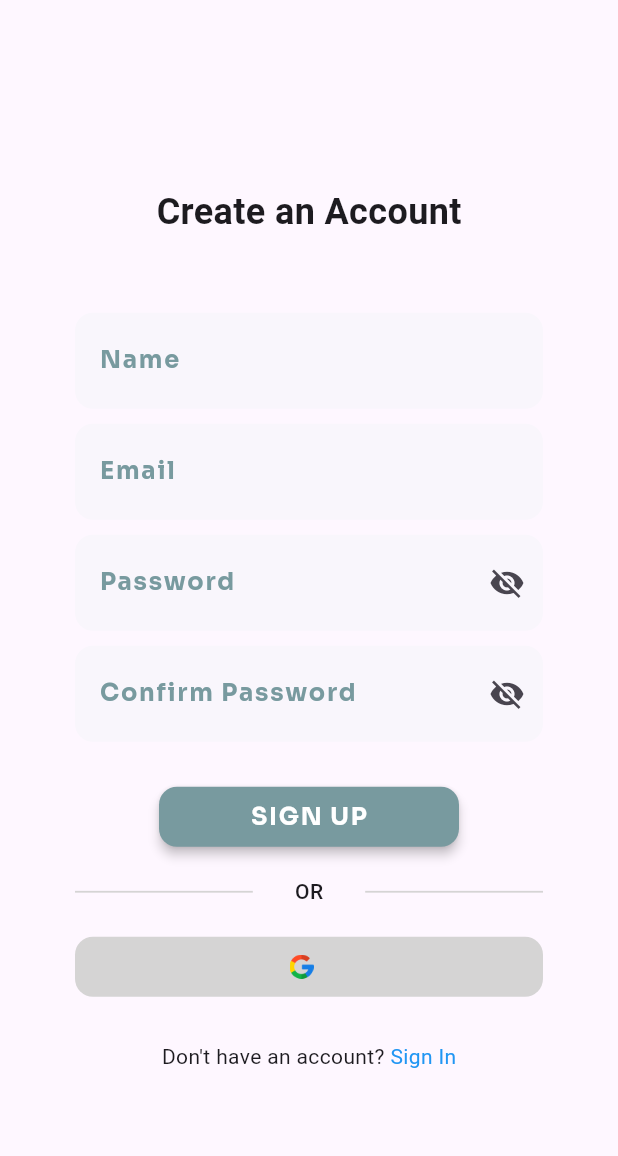
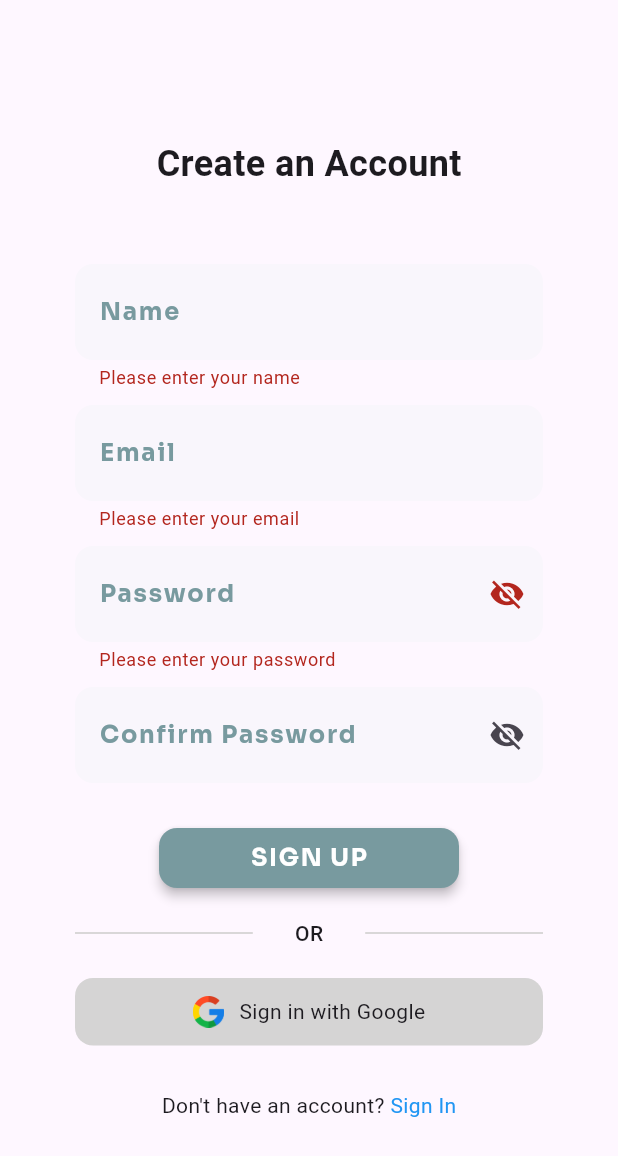
Before and after one commit to VarunDevFD/Wedding_rental_app_user, a Flutter app: the SignUpScreen screen opened by its route, after a tap on "SIGN UP", on a phone screen of 412 x 824 dp. Shown: the top 1156 px of the screen. Run offline on Flutter 3.47's test engine with Material 3 defaults, Android fonts, the phone set to English and light mode, and no system bars; our stand-ins replace bloc, equatable, firebase_auth, firebase_core, flutter_bloc, go_router and 3 more; missing offline and left inert: colorful_safe_area; accounts and stored records are empty; statements that could not run were skipped.

Commit message:
Sign-in-up, forgot-password

```diff
--- a/lib/core/route/app_router.dart
+++ b/lib/core/route/app_router.dart
@@ -1,4 +1,7 @@
+import 'package:flutter_bloc/flutter_bloc.dart';
 import 'package:go_router/go_router.dart';
+import 'package:vr_wedding_rental/features/auth/presentation/bloc/auth_bloc/auth_bloc_bloc.dart';
+import 'package:vr_wedding_rental/features/auth/presentation/pages/forgot_screen.dart';
 import 'package:vr_wedding_rental/features/auth/presentation/pages/sign_in_screen.dart';
 import 'package:vr_wedding_rental/features/auth/presentation/pages/sign_up_screen.dart';
 import 'package:vr_wedding_rental/features/home/presentation/page/home_screen.dart';
@@ -23,16 +26,28 @@ class AppRouter {
       ),
       GoRoute(
         path: '/sign-in',
-        builder: (context, state) => SignInScreen(),
+        builder: (context, state) {
+          final authSignInBloc =
+              context.read<AuthBloc>(); // Retrieve AuthBloc from context
+          return SignInScreen(
+              authBloc: authSignInBloc); // Pass the AuthBloc instance
+        },
       ),
       GoRoute(
-        path: '/sign-up',
-        builder: (context, state) => SignUpScreen(),
-      ),
+          path: '/sign-up',
+          builder: (context, state) {
+            final authSignUpBloc =
+                context.read<AuthBloc>(); // Retrieve AuthBloc from context
+            return SignUpScreen(authBloc: authSignUpBloc);
+          }),
       GoRoute(
         path: '/home',
         builder: (context, state) => const HomeScreen(),
       ),
+      GoRoute(
+        path: '/forgotPassword',
+        builder: (context, state) => const ForgotPasswordScreen(),
+      ),
     ],
   );
 }
--- a/lib/core/utils/theme/app_text_styles.dart
+++ b/lib/core/utils/theme/app_text_styles.dart
@@ -1,5 +1,4 @@
 import 'package:flutter/material.dart';
-import 'package:flutter_screenutil/flutter_screenutil.dart';
 import 'package:google_fonts/google_fonts.dart';
 import 'app_colors.dart'; // Import your app colors
 
--- a/lib/core/utils/widgets/custom_button.dart
+++ b/lib/core/utils/widgets/custom_button.dart
@@ -1,5 +1,4 @@
 import 'package:flutter/material.dart';
-import 'package:flutter_screenutil/flutter_screenutil.dart';
 import 'package:vr_wedding_rental/core/utils/theme/app_colors.dart';
 import 'package:vr_wedding_rental/core/utils/theme/app_text_styles.dart';
 
--- a/lib/features/auth/data/repositories/data_auth_repo.dart
+++ b/lib/features/auth/data/repositories/data_auth_repo.dart
@@ -6,7 +6,9 @@ import '../../domain/entities/user_entity.dart';
 class AuthRepositoryImpl implements AuthRepository {
   final AuthRemoteDataSource remoteDataSource;
 
-  AuthRepositoryImpl({required this.remoteDataSource});
+  AuthRepositoryImpl({
+    required this.remoteDataSource,
+  });
 
   @override
   Future<AuthUser?> signInWithEmailPassword(
@@ -14,7 +16,7 @@ class AuthRepositoryImpl implements AuthRepository {
     final user =
         await remoteDataSource.signInWithEmailPassword(email, password);
     if (user != null) {
-      return AuthUser(id: user.uid, email: user.email!);
+      return AuthUser(id: user.id, email: user.email);
     }
     return null;
   }
@@ -25,7 +27,7 @@ class AuthRepositoryImpl implements AuthRepository {
     final user =
         await remoteDataSource.signUpWithEmailPassword(email, password);
     if (user != null) {
-      return AuthUser(id: user.uid, email: user.email!);
+      return AuthUser(id: user.id, email: user.email);
     }
     return null;
   }
@@ -35,12 +37,14 @@ class AuthRepositoryImpl implements AuthRepository {
     final user = await remoteDataSource.signInWithGoogle();
     if (user != null) {
       return AuthUser(
-          id: user.uid, email: user.email!, displayName: user.displayName);
+        id: user.id,
+        email: user.email,
+        displayName: user.displayName,
+      );
     }
     return null;
   }
 
-  @override
   Future<void> signOut() async {
     await remoteDataSource.signOut();
   }
--- /dev/null
+++ b/lib/features/auth/domain/usecases/sign_in_with_google.dart
@@ -0,0 +1,12 @@
+import 'package:vr_wedding_rental/features/auth/domain/entities/user_entity.dart';
+import 'package:vr_wedding_rental/features/auth/domain/repositories/auth_repo.dart';
+
+class SignInWithGoogle {
+  final AuthRepository repository;
+
+  SignInWithGoogle(this.repository);
+
+  Future<AuthUser?> call() {
+    return repository.signInWithGoogle(); // Call the sign-in method from the repository
+  }
+}
--- a/lib/features/auth/presentation/bloc/auth_bloc/auth_bloc_event.dart
+++ b/lib/features/auth/presentation/bloc/auth_bloc/auth_bloc_event.dart
@@ -1,10 +1,12 @@
+import 'package:vr_wedding_rental/features/auth/domain/entities/user_entity.dart';
+
 abstract class AuthEvent {}
 
 class SignInEvent extends AuthEvent {
   final String email;
   final String password;
 
-  SignInEvent(this.email, this.password);
+  SignInEvent({required this.email, required this.password});
 }
 
 class SignUpEvent extends AuthEvent {
@@ -17,3 +19,11 @@ class SignUpEvent extends AuthEvent {
 class GoogleSignInEvent extends AuthEvent {}
 
 class SignOutEvent extends AuthEvent {}
+
+class AuthEventState {
+  final AuthUser? user;
+  final bool isLoading;
+  final String? errorMessage;
+
+  AuthEventState({this.user, this.isLoading = false, this.errorMessage});
+}
--- a/lib/features/auth/presentation/bloc/auth_bloc/auth_bloc_state.dart
+++ b/lib/features/auth/presentation/bloc/auth_bloc/auth_bloc_state.dart
@@ -1,21 +1,21 @@
 import 'package:vr_wedding_rental/features/auth/domain/entities/user_entity.dart';
 
-abstract class AuthState {}
+abstract class AuthBlocState {}
 
-class AuthInitial extends AuthState {}
+class AuthInitial extends AuthBlocState {}
 
-class AuthLoading extends AuthState {}
+class AuthLoading extends AuthBlocState {}
 
-class Authenticated extends AuthState {
+class Authenticated extends AuthBlocState {
   final AuthUser user;
 
   Authenticated(this.user);
 }
 
-class AuthError extends AuthState {
+class AuthError extends AuthBlocState {
   final String message;
 
   AuthError(this.message);
 }
 
-class Unauthenticated extends AuthState {}
+class Unauthenticated extends AuthBlocState {}
--- a/lib/features/auth/presentation/pages/sign_up_screen.dart
+++ b/lib/features/auth/presentation/pages/sign_up_screen.dart
@@ -5,6 +5,9 @@ import 'package:vr_wedding_rental/core/utils/theme/app_colors.dart';
 import 'package:vr_wedding_rental/core/utils/theme/app_text_styles.dart';
 import 'package:vr_wedding_rental/core/utils/widgets/custom_button.dart';
 import 'package:vr_wedding_rental/core/utils/widgets/custom_divider_widget.dart';
+import 'package:vr_wedding_rental/features/auth/presentation/bloc/auth_bloc/auth_bloc_bloc.dart';
+import 'package:vr_wedding_rental/features/auth/presentation/bloc/auth_bloc/auth_bloc_event.dart';
+import 'package:vr_wedding_rental/features/auth/presentation/bloc/auth_bloc/auth_bloc_state.dart';
 import 'package:vr_wedding_rental/features/auth/presentation/bloc/toggle_bloc/toggle_bloc_bloc.dart';
 import 'package:vr_wedding_rental/features/auth/presentation/bloc/toggle_bloc/toggle_bloc_event.dart';
 import 'package:vr_wedding_rental/features/auth/presentation/bloc/toggle_bloc/toggle_bloc_state.dart';
@@ -24,12 +27,14 @@ class SignUpScreen extends StatelessWidget {
   final FocusNode newPasswordFocusNode = FocusNode();
   final FocusNode confirmPasswordFocusNode = FocusNode();
 
-  SignUpScreen({super.key});
+  final AuthBloc authBloc; // Accept AuthBloc through constructor
+
+  SignUpScreen({super.key, required this.authBloc});
 
   // Global key for the form
   final GlobalKey<FormState> formKey = GlobalKey<FormState>();
 
-  // Function to handle form submission
+  // Function to handle form submission with validation
   void submitCredentials(BuildContext context) {
     if (formKey.currentState?.validate() == true) {
       // Perform the sign-up action (mocked with a delay)
@@ -39,11 +44,64 @@ class SignUpScreen extends StatelessWidget {
     }
   }
 
+  String? validateEmail(String? value) {
+    if (value == null || value.isEmpty) {
+      return 'Please enter your email';
+    }
+    // Check if the email is in the correct format
+    String pattern = r'^[^@]+@[^@]+\.[^@]+';
+    RegExp regExp = RegExp(pattern);
+    if (!regExp.hasMatch(value)) {
+      return 'Please enter a valid email';
+    }
+    return null; // Validation passed
+  }
+
+  String? validatePassword(String? value) {
+    if (value == null || value.isEmpty) {
+      return 'Please enter your password';
+    }
+    if (value.length < 6) {
+      return 'Password must be at least 6 characters';
+    }
+    return null; // Validation passed
+  }
+
+  String? validateConfirmPassword(String? value) {
+    if (value != newPasswordController.text) {
+      return 'Passwords do not match';
+    }
+    return null; // Validation passed
+  }
+
   @override
   Widget build(BuildContext context) {
     return Scaffold(
       body: BlocProvider(
-        create: (_) => TogglePasswordBloc(),
+        create: (_) => TogglePasswordBloc(), // Toggle Password Bloc
+
+        child: BlocListener<AuthBloc, AuthBlocState>(
+          bloc: authBloc,
+          listener: (context, state) {
+            if (state is AuthLoading) {
+              // Show loading indicator
+              showDialog(
+                context: context,
+                barrierDismissible: false,
+                builder: (_) =>
+                    const Center(child: CircularProgressIndicator()),
+              );
+            } else if (state is Authenticated) {
+              Navigator.of(context).pop(); // Remove loading indicator
+              Navigator.of(context)
+                  .pushNamed('/home'); // Navigate to home on success
+            } else if (state is AuthError) {
+              Navigator.of(context).pop(); // Remove loading indicator
+              ScaffoldMessenger.of(context).showSnackBar(
+                SnackBar(content: Text(state.message)),
+              );
+            }
+          },
           child: GestureDetector(
             onTap: () => FocusScope.of(context).unfocus(),
             child: Center(
@@ -63,8 +121,11 @@ class SignUpScreen extends StatelessWidget {
                           hintText: 'Enter your Name',
                           label: 'Name',
                           obscureText: false,
-                        onSubmitted: (_) =>
-                            FocusScope.of(context).requestFocus(emailFocusNode),
+                          validator: (value) => value == null || value.isEmpty
+                              ? 'Please enter your name'
+                              : null,
+                          onSubmitted: (_) => FocusScope.of(context)
+                              .requestFocus(emailFocusNode),
                         ),
                         const SizedBox(height: 10),
                         CustomTextField(
@@ -72,6 +133,7 @@ class SignUpScreen extends StatelessWidget {
                           hintText: 'Enter your email',
                           label: 'Email',
                           obscureText: false,
+                          validator: validateEmail,
                           onSubmitted: (_) => FocusScope.of(context)
                               .requestFocus(newPasswordFocusNode),
                         ),
@@ -88,11 +150,12 @@ class SignUpScreen extends StatelessWidget {
                         const SizedBox(height: 20),
                         const OrDivider(),
                         const SizedBox(height: 20),
-                      _buildGoogleSignInButton(context),
+                        _buildGoogleSignInButton(context), // Google Sign In Button
                         const SizedBox(height: 30),
                         const SignInNavigation(),
                         const SizedBox(height: 10),
                       ],
+                    ),
                   ),
                 ),
               ),
@@ -112,6 +175,7 @@ class SignUpScreen extends StatelessWidget {
           hintText: 'Enter your password',
           obscureText: !state.passwordVisible,
           focusNode: newPasswordFocusNode,
+          validator: validatePassword,
           suffixIcon: IconButton(
             icon: Icon(state.passwordVisible
                 ? Icons.visibility
@@ -136,6 +200,7 @@ class SignUpScreen extends StatelessWidget {
           hintText: 'Re-enter your password',
           obscureText: !state.confirmPasswordVisible,
           focusNode: confirmPasswordFocusNode,
+          validator: validateConfirmPassword,
           suffixIcon: IconButton(
             icon: Icon(state.confirmPasswordVisible
                 ? Icons.visibility
@@ -153,10 +218,10 @@ class SignUpScreen extends StatelessWidget {
 
   Widget _buildGoogleSignInButton(BuildContext context) {
     return GestureDetector(
-      onTap: () => context.go('/sign-in'),
+      onTap: () => context.read<AuthBloc>().add(GoogleSignInEvent()),
       child: Container(
-        height: 40,
-        padding: const EdgeInsets.all(12.0),
+        height: 45,
+        padding: const EdgeInsets.all(12),
         decoration: BoxDecoration(
           color: AppColors.dimBlack,
           borderRadius: BorderRadius.circular(12),
@@ -164,8 +229,12 @@ class SignUpScreen extends StatelessWidget {
         child: Row(
           mainAxisAlignment: MainAxisAlignment.center,
           children: [
-            Image.asset('assets/images/google.png', height: 25),
+            SizedBox(
+              height: 25,
+              child: Image.asset('assets/images/google.png'),
+            ),
             const SizedBox(width: 10),
+            const Text('Sign in with Google'),
           ],
         ),
       ),
--- a/lib/features/auth/presentation/widgets/custom_text_field.dart
+++ b/lib/features/auth/presentation/widgets/custom_text_field.dart
@@ -9,6 +9,7 @@ class CustomTextField extends StatelessWidget {
   final bool obscureText;
   final Widget? suffixIcon;
   final FocusNode? focusNode;
+  final FormFieldValidator<String>? validator; // Add validator parameter
   final void Function(String)? onSubmitted;
 
   const CustomTextField({
@@ -19,16 +20,18 @@ class CustomTextField extends StatelessWidget {
     this.obscureText = false,
     this.suffixIcon,
     this.focusNode,
+    this.validator, // Initialize validator in the constructor
     this.onSubmitted,
   });
 
   @override
   Widget build(BuildContext context) {
-    return TextField(
+    return TextFormField( // Change TextField to TextFormField
       controller: controller,
       obscureText: obscureText,
       focusNode: focusNode,
-      onSubmitted: onSubmitted,
+      onFieldSubmitted: onSubmitted,
+      validator: validator, // Use validator
       decoration: InputDecoration(
         labelText: label,
         hintText: hintText,
--- a/lib/features/auth/presentation/widgets/forgot_password_bn.dart
+++ b/lib/features/auth/presentation/widgets/forgot_password_bn.dart
@@ -1,5 +1,4 @@
 import 'package:flutter/material.dart';
-// import 'package:flutter_screenutil/flutter_screenutil.dart';
 import 'package:go_router/go_router.dart';
 import 'package:vr_wedding_rental/core/utils/theme/app_text_styles.dart';
 
--- a/lib/features/onboarding/presentation/page/splash_page/s_splash.dart
+++ b/lib/features/onboarding/presentation/page/splash_page/s_splash.dart
@@ -3,7 +3,6 @@ import 'dart:ui';
 import 'package:colorful_safe_area/colorful_safe_area.dart';
 import 'package:flutter/material.dart';
 import 'package:go_router/go_router.dart';
-import 'package:flutter_screenutil/flutter_screenutil.dart';
 
 class SplashScreen extends StatelessWidget {
   const SplashScreen({super.key});
@@ -27,7 +26,7 @@ class SplashScreen extends StatelessWidget {
           child: Image.asset(
             'assets/images/app_logo.png',
             width: 200,
-            height: 200.h,
+            height: 200,
           ),
         ),
       ),
```
Also changed, not shown: lib/app.dart (+38 -16 lines), lib/features/auth/data/datasources/data_auth_datasourse.dart (+59 -10 lines), lib/features/auth/domain/repositories/auth_repo.dart (+35 -5 lines), lib/features/auth/presentation/bloc/auth_bloc/auth_bloc_bloc.dart (+34 -17 lines), lib/features/auth/presentation/pages/forgot_screen.dart (added, +27 -0 lines), lib/features/auth/presentation/pages/sign_in_screen.dart (+10 -10 lines), lib/features/onboarding/presentation/widget/w_onboardingpage.dart (+8 -10 lines), lib/features/welcome/data/domain/presentation/page/s_welcome.dart (+10 -11 lines), 2 other files. Lines whose indentation alone changed are shown as unchanged.
